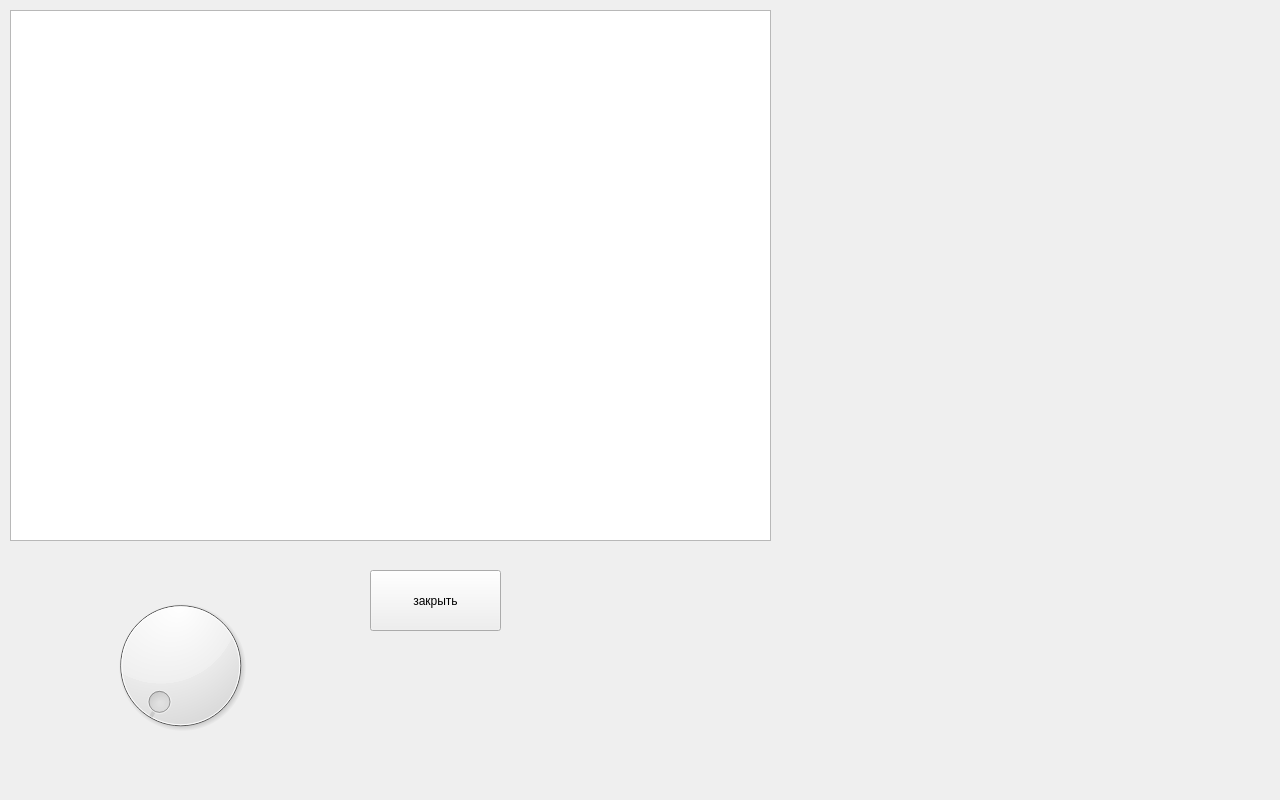
tomyqg/topaz-m, file messages.ui: the form before one commit.
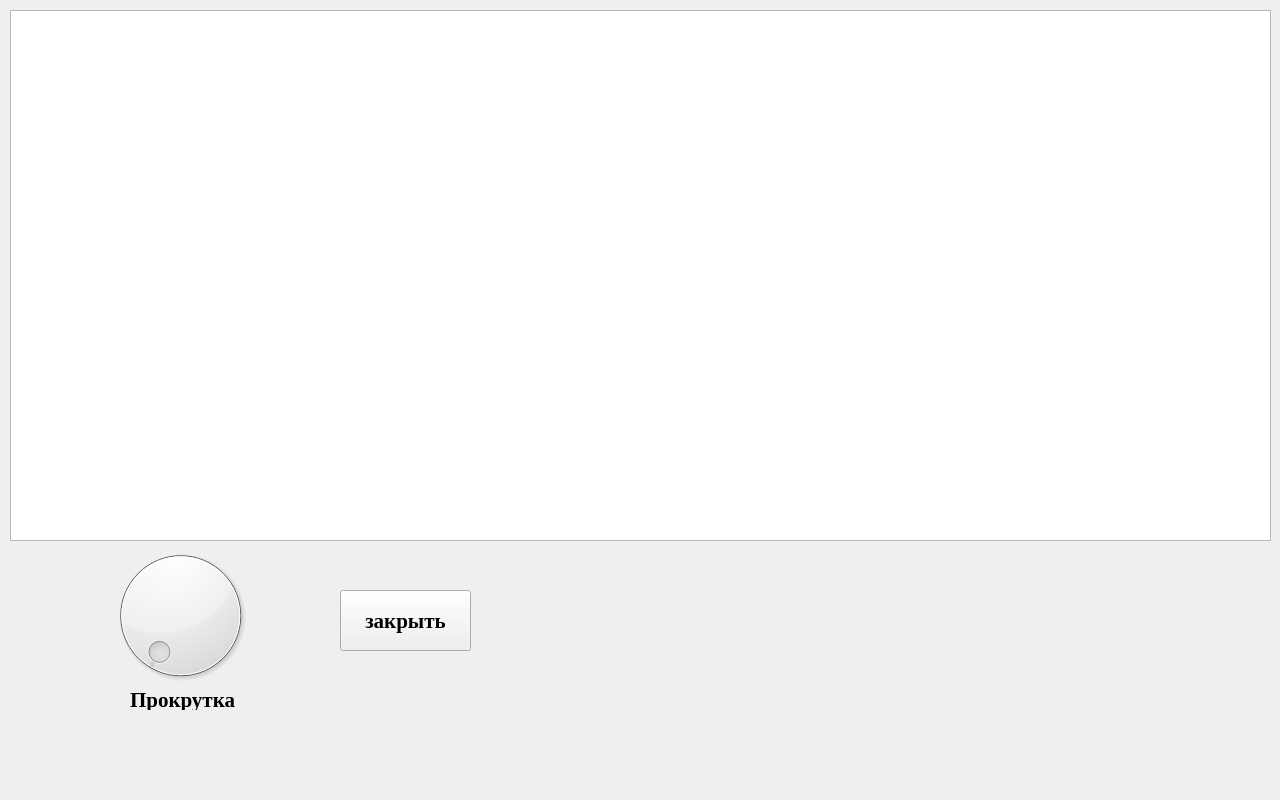
The form after the commit.

What changed in the file:
```diff
--- a/messages.ui
+++ b/messages.ui
@@ -30,12 +30,13 @@
     <rect>
      <x>10</x>
      <y>10</y>
-     <width>761</width>
+     <width>1261</width>
      <height>531</height>
     </rect>
    </property>
    <property name="font">
     <font>
+     <family>Times New Roman</family>
      <pointsize>16</pointsize>
      <weight>75</weight>
      <bold>true</bold>
@@ -54,12 +55,21 @@
   <widget class="QPushButton" name="pushButton">
    <property name="geometry">
     <rect>
-     <x>370</x>
-     <y>570</y>
+     <x>340</x>
+     <y>590</y>
      <width>131</width>
      <height>61</height>
     </rect>
    </property>
+   <property name="font">
+    <font>
+     <family>Times New Roman</family>
+     <pointsize>16</pointsize>
+     <weight>75</weight>
+     <bold>true</bold>
+     <stylestrategy>PreferAntialias</stylestrategy>
+    </font>
+   </property>
    <property name="text">
     <string>закрыть</string>
    </property>
@@ -68,12 +78,33 @@
    <property name="geometry">
     <rect>
      <x>100</x>
-     <y>590</y>
+     <y>540</y>
      <width>161</width>
      <height>151</height>
     </rect>
    </property>
   </widget>
+  <widget class="QLabel" name="label">
+   <property name="geometry">
+    <rect>
+     <x>130</x>
+     <y>690</y>
+     <width>131</width>
+     <height>20</height>
+    </rect>
+   </property>
+   <property name="font">
+    <font>
+     <family>Times New Roman</family>
+     <pointsize>16</pointsize>
+     <weight>75</weight>
+     <bold>true</bold>
+    </font>
+   </property>
+   <property name="text">
+    <string>Прокрутка</string>
+   </property>
+  </widget>
  </widget>
  <resources/>
  <connections/>
```
